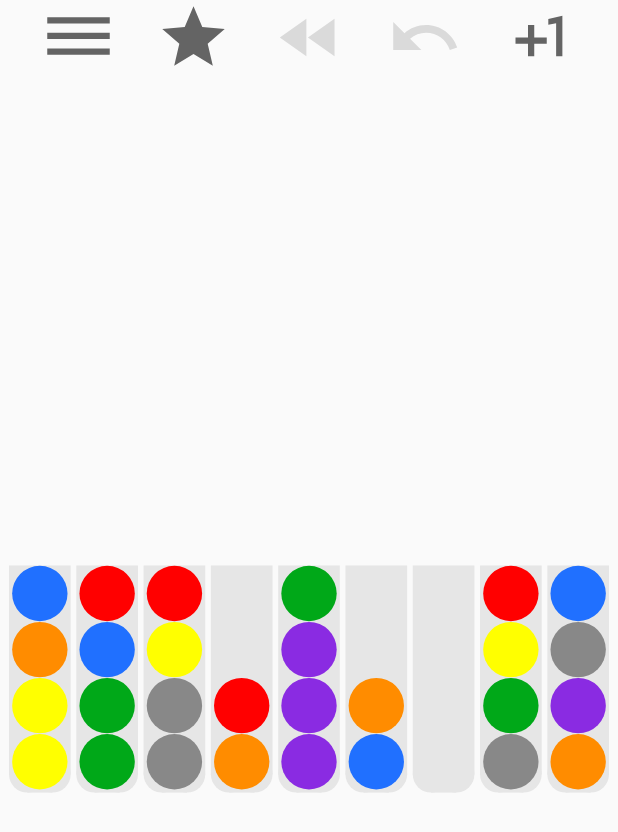
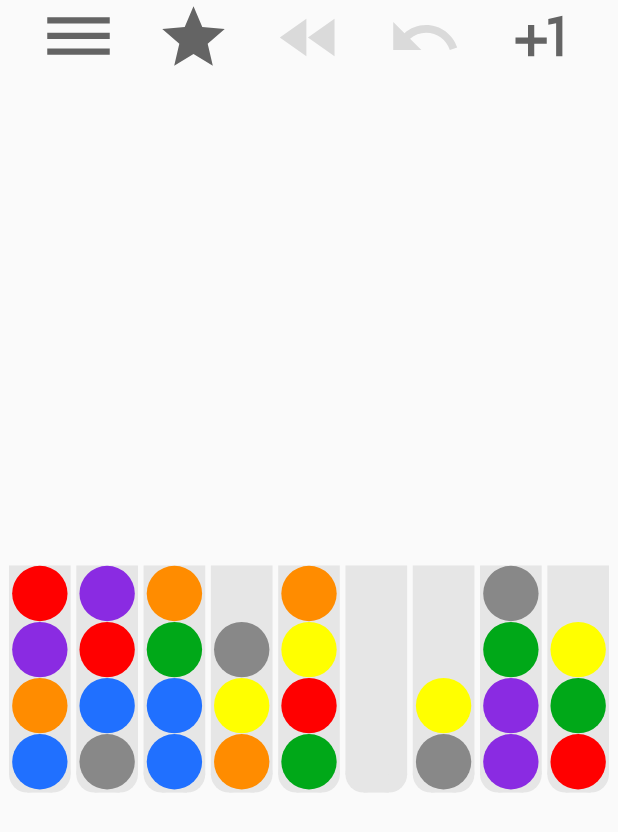
Before and after one commit to Heiko-Zelt/ballakotlin2, an Android app: the screen it shows after launch (MainActivity), on a phone screen of 412 x 824 dp. Shown: the top 832 px of the screen. Run offline under Robolectric (Android 15) with nearby library versions, the phone set to English and light mode, and no system bars.

Commit message:
optimized shuffle of balls

```diff
--- a/app/src/main/java/de/heikozelt/ballakotlin2/MainActivity.kt
+++ b/app/src/main/java/de/heikozelt/ballakotlin2/MainActivity.kt
@@ -5,7 +5,6 @@ import android.content.Intent
 import android.os.Bundle
 import android.util.Log
 import android.view.View
-import android.widget.ImageView
 import android.widget.Toast
 import androidx.appcompat.app.AppCompatActivity
 import de.heikozelt.ballakotlin2.model.GameState1Up
@@ -96,6 +95,33 @@ class MainActivity : AppCompatActivity(), GameStateListenerInterface {
             enableCheat(allowed)
         }
 
+        findViewById<View?>(R.id.btn_burger_menu)?.setOnClickListener() {
+            Log.i(TAG, "user clicked on menu button")
+            Intent(this, SettingsActivity::class.java).also {
+                startActivity(it)
+            }
+        }
+
+        findViewById<View?>(R.id.btn_new_game)?.setOnClickListener() {
+            Log.i(TAG, "user clicked on new game button")
+            gameState1Up?.actionNewGame()
+        }
+
+        findViewById<View?>(R.id.btn_reset_game)?.setOnClickListener() {
+            Log.i(TAG, "user clicked on reset game button")
+            gameState1Up?.actionResetGame()
+        }
+
+        findViewById<View?>(R.id.btn_undo)?.setOnClickListener() {
+            Log.i(TAG, "user clicked on undo button")
+            gameState1Up?.actionUndo()
+        }
+
+        findViewById<View?>(R.id.btn_plus_one)?.setOnClickListener() {
+            Log.i(TAG, "user clicked on cheat button")
+            gameState1Up?.actionCheat()
+        }
+
         Log.i(TAG, "invalidating / redrawing view")
         v?.invalidate()
     }
@@ -156,7 +182,7 @@ class MainActivity : AppCompatActivity(), GameStateListenerInterface {
      * called after new game, reset or cheat button clicked
      */
     override fun redraw() {
-        Log.i(MainActivity.TAG, "redraw()")
+        Log.i(TAG, "redraw()")
         val v = getMyDrawView()
         // Todo: Animationen stoppen!
         // falls sich die Ausdehnung des Spielfeldes geaendert hat
@@ -202,54 +228,12 @@ class MainActivity : AppCompatActivity(), GameStateListenerInterface {
     }
 
     /**
-     * User clicked on menu button
-     */
-    fun onMenuKlicked(vi: View) {
-        Log.i(TAG, "user clicked on menu button")
-        Intent(this, SettingsActivity::class.java).also {
-            startActivity(it)
-        }
-    }
-
-    /**
-     * User clicked on new game button
-     */
-    fun onNewGameKlicked(vi: View) {
-        Log.i(TAG, "user clicked on new game button")
-        gameState1Up?.actionNewGame()
-    }
-
-    /**
-     * User clicked on new game button
-     */
-    fun onResetGameKlicked(vi: View) {
-        Log.i(TAG, "user clicked on reset game button")
-        gameState1Up?.actionResetGame()
-    }
-
-    /**
-     * User clicked on undo button
-     */
-    fun onUndoKlicked(vi: View) {
-        Log.i(TAG, "user clicked on undo button")
-        gameState1Up?.actionUndo()
-    }
-
-    /**
-     * User clicked on new game button
-     */
-    fun onCheatKlicked(vi: View) {
-        Log.i(TAG, "user clicked on cheat button")
-        gameState1Up?.actionCheat()
-    }
-
-    /**
      * Methode von GameStateListenerInterface geerbt
      */
     override fun enableUndoAndReset(enabled: Boolean) {
         Log.i(TAG, "enableUndoAndReset(${enabled})")
-        enableView(R.id.undo, enabled)
-        enableView(R.id.reset_game, enabled)
+        enableView(R.id.btn_undo, enabled)
+        enableView(R.id.btn_reset_game, enabled)
     }
 
     /**
@@ -257,7 +241,7 @@ class MainActivity : AppCompatActivity(), GameStateListenerInterface {
      */
     override fun enableCheat(enabled: Boolean) {
         Log.i(TAG, "enableCheat(${enabled})")
-        enableView(R.id.plus_one, enabled)
+        enableView(R.id.btn_plus_one, enabled)
     }
 
     /**
--- a/app/src/main/java/de/heikozelt/ballakotlin2/model/AnotherJury.kt
+++ b/app/src/main/java/de/heikozelt/ballakotlin2/model/AnotherJury.kt
@@ -9,27 +9,36 @@ class AnotherJury(gs: GameState): NeutralJury(gs) {
      * @return niedrige Zahl: schlecht, hoche Zahl: gut
      */
     override fun rateBackwardMove(move: Move): Int {
-        // Log.d('move ' + JSON.stringify(move))
-
+        Log.d(TAG,"rateBackwardMove(${move.from} --> ${move.to})")
         var rating = 1
-
-        Log.d(TAG,"possible move: ${move.from} --> ${move.to}")
-
         if(gs.tubes[move.to].isEmpty()) {
             Log.d(TAG,"Zug in leere Röhre ist sehr gut")
-            rating = 41
+            rating = gs.tubeHeight * FACTOR_EMPTY
         } else if((gs.tubes[move.to].fillLevel >= 1) && gs.isSameColor(move.from, move.to)) {
             Log.d(TAG,"Zug auf einen Ball in gleicher Farbe von einer Säule in gleicher Farbe ist auch sehr gut")
-            rating = gs.tubes[move.to].countTopBallsWithSameColor() * 12 + gs.tubes[move.from].countTopBallsWithSameColor() * 12
+            rating = gs.tubes[move.to].countTopBallsWithSameColor() * FACTOR_SAME + gs.tubes[move.from].countTopBallsWithSameColor() * FACTOR_SAME
+
+            // kein Eintraege in Move-Log!
+            if(gs.moveLog.isNotEmpty()) {
+                if (gs.moveLog.last() == move) {
+                    Log.d(TAG, "Twice-Booster")
+                    rating += gs.tubeHeight * FACTOR_TWICE
+                }
+            }
         } else if(gs.tubes[move.to].countTopBallsWithSameColor() == 1) {
-            if(gs.tubes[move.to].cells[0] != gs.tubes[move.from].colorOfTopmostBall()) {
+            Log.d(TAG,"oberer Ball ist einzelner")
+            if(gs.tubes[move.to].colorOfTopmostBall() != gs.tubes[move.from].colorOfTopmostBall()) {
                 Log.d(TAG,"Zug auf einzelnen Ball einer anderen Farbe ist auch sehr gut")
                 // je höher der Stapel gleichfarbiger Bälle in der Quell-Röhre desto besser
                 // je niedriger der Füllstand der Ziel-Röhre, desto besser
-                rating = gs.tubes[move.from].countTopBallsWithSameColor() * 4 + gs.tubes[move.to].freeCells() * 4
+                rating = gs.tubes[move.from].countTopBallsWithSameColor() * FACTOR_ONE + gs.tubes[move.to].freeCells() * FACTOR_ONE
+            } else {
+                Log.e(TAG,"kann nicht vorkommen")
             }
         }  else {
-            Log.d(TAG, "langweiliger Zug")
+            // Es gibt schlechte und sehr schlechte Züge
+            rating = gs.tubeHeight - gs.tubes[move.to].countTopBallsWithSameColor()
+            Log.d(TAG, "schlechter Zug")
         }
         Log.d(TAG,"rating=${rating}")
         return rating
@@ -37,5 +46,21 @@ class AnotherJury(gs: GameState): NeutralJury(gs) {
 
     companion object {
         private const val TAG = "balla.AnotherJury"
+
+        const val FACTOR_SAME = 4
+        const val FACTOR_TWICE = 2
+        const val FACTOR_ONE = 2
+        const val FACTOR_EMPTY = 4
+        /*
+        const val FACTOR_SAME = 12
+        const val FACTOR_ONE = 4
+        const val FACTOR_EMPTY = 10
+        */
+
+        /*
+        const val FACTOR_SAME = 1200
+        const val FACTOR_ONE = 400
+        const val FACTOR_EMPTY = 1000
+        */
     }
 }
--- a/app/src/main/java/de/heikozelt/ballakotlin2/model/GameState.kt
+++ b/app/src/main/java/de/heikozelt/ballakotlin2/model/GameState.kt
@@ -8,40 +8,42 @@ import kotlin.random.Random
  * Represents the State of the game.
  * All balls are placed in tubes.
  */
-class GameState(val numberOfColors: Int, var numberOfExtraTubes: Int, val tubeHeight: Int ) {
+class GameState(val numberOfColors: Int, var numberOfExtraTubes: Int, val tubeHeight: Int) {
 
     var numberOfTubes = numberOfColors + numberOfExtraTubes
-    var tubes = MutableList(numberOfTubes){Tube(tubeHeight)}
+    var tubes = MutableList(numberOfTubes) { Tube(tubeHeight) }
     var moveLog = mutableListOf<Move>()
     private var jury: NeutralJury? = null
 
     init {
-        Log.i(TAG, "init")
+        Log.i(TAG, "init: numberOfColors: ${numberOfColors}, numberOfExtraTubes: ${numberOfExtraTubes}, tubeHeight: ${tubeHeight}")
     }
 
     /**
     fun toJson(): String {
-        Json
-        return Gson().toJson(this)
+    Json
+    return Gson().toJson(this)
     }
-    */
+     */
 
     /**
      * Füllt die Röhren mit Bällen, wie wenn Spiel fertig ist.
      * Beispiel:
+     * <pre>
      * 1 2 3 0 0
      * 1 2 3 0 0
      * 1 2 3 0 0
+     * </pre>
      */
     fun initTubes() {
         Log.i(TAG, "initTubes()")
         // tubes filled with balls of same color
-        for(i in 0 until numberOfColors) {
+        for (i in 0 until numberOfColors) {
             val initialColor = i + 1
             tubes[i] = Tube(tubeHeight)
             tubes[i].fillWithOneColor(initialColor)
         }
-        for(i in numberOfColors until numberOfTubes) {
+        for (i in numberOfColors until numberOfTubes) {
             tubes[i] = Tube(tubeHeight)
             // empty tube, no color (is default after Array creation).
         }
@@ -110,7 +112,7 @@ class GameState(val numberOfColors: Int, var numberOfExtraTubes: Int, val tubeHe
      */
     fun mixTubes() {
         Log.i(TAG, "mixTubes()")
-        for(c in 0 until (numberOfTubes * 3)) {
+        for (c in 0 until (numberOfTubes * 3)) {
             val i = Random.nextInt(numberOfTubes)
             val j = Random.nextInt(numberOfTubes)
             swapTubes(i, j)
@@ -142,7 +144,7 @@ class GameState(val numberOfColors: Int, var numberOfExtraTubes: Int, val tubeHe
     fun moveBallAndLog(move: Move) {
         // Es ist kein echter Spielzug,
         // wenn Quelle und Ziel gleich sind.
-        if(move.to != move.from) {
+        if (move.to != move.from) {
             moveBall(move)
             moveLog.add(move)
             //Log.i("moveLog: ${Gson.toJson(moveLog)}")
@@ -164,28 +166,32 @@ class GameState(val numberOfColors: Int, var numberOfExtraTubes: Int, val tubeHe
      * gets last move. trivial.
 
     fun getLastMove(): Move? {
-        return moveLog.last()
+    return moveLog.last()
     }
      */
 
-    // kompliziertes Regelwerk
+    /**
+     * Testet, ob ein Spielzug erlaubt ist.
+     * kompliziertes Regelwerk
+     */
     fun isMoveAllowed(from: Int, to: Int): Boolean {
         Log.i(TAG, "isMoveAllowd(from=${from}, to=${to})")
 
         // kann keinen Ball aus leerer Röhre nehmen
-        if(tubes[from].isEmpty()) {
+        if (tubes[from].isEmpty()) {
             return false
         }
-        // sonst geht's immer, wenn Quelle und Ziel gleich sind
-        if(to == from) {
+        // wenn Quelle und Ziel gleich sind, geht's immer.
+        // sinnloser Zug.
+        if (to == from) {
             return true
         }
         // Ziel-Tube ist voll
-        if(tubes[to].isFull()) {
+        if (tubes[to].isFull()) {
             return false
         }
         // oberster Ball hat selbe Farbe oder Ziel-Röhre ist leer
-        if(tubes[to].isEmpty() || isSameColor(from, to)) {
+        if (tubes[to].isEmpty() || isSameColor(from, to)) {
             return true
         }
         return false
@@ -204,16 +210,19 @@ class GameState(val numberOfColors: Int, var numberOfExtraTubes: Int, val tubeHe
      * liefert eine Liste mit allen möglichen Zügen,
      * wenn das Spiel rückwärts gespielt wird.
      * ausgenommen ist der letzte Zug rückwärts (hin und her macht wenig Sinn)
+     * und ausgenommen ist vom Boden einer Röhre zum Boden einer anderen Röhre
      */
     fun allPossibleBackwardMoves(lastMove: Move?): List<Move> {
         val allMoves = mutableListOf<Move>()
-        for(from in 0 until numberOfTubes) {
-            if(tubes[from].isReverseDonorCandidate()) {
-                for(to in 0 until numberOfTubes) {
-                    if(tubes[to].isReverseReceiverCandidate()) {
-                        if(from != to) {
+        for (from in 0 until numberOfTubes) {
+            if (tubes[from].isReverseDonorCandidate()) {
+                for (to in 0 until numberOfTubes) {
+                    if (tubes[to].isReverseReceiverCandidate()) {
+                        if (from != to) {
                             val move = Move(from, to)
-                            if(move.backwards() != lastMove) {
+                            // nicht hin-und-her und
+                            // nicht von Boden zu Boden
+                            if ((move.backwards() != lastMove) && !((tubes[from].fillLevel == 1) and (tubes[to].isEmpty()))) {
                                 allMoves.add(move)
                             }
                         }
@@ -224,53 +233,165 @@ class GameState(val numberOfColors: Int, var numberOfExtraTubes: Int, val tubeHe
         return allMoves
     }
 
+    /**
+     * "static" method
+     * Ein Move wird mehrmals einer Liste hinzugefügt.
+     * @param a Liste
+     * @param m Move
+     * @param number Anzahl der Referenzen, die der Liste hinzugefügt werden.
+     */
     fun multiPush(a: MutableList<Move>, m: Move, number: Int) {
         for (i in 0 until number) {
             a.add(m)
         }
     }
 
-    /**
+    /*
      * Bewertet alle Rückwärts-Züge und gibt entsprechende Anzahl Lose in die Urne.
-     */
     fun lottery(allMoves: List<Move>): List<Move> {
-        val lots = mutableListOf<Move>()
+        val goodLots = mutableListOf<Move>()
+        val badLots = mutableListOf<Move>()
         val j = jury
-        if(j != null) {
+        if (j != null) {
             for (move in allMoves) {
                 val rate = j.rateBackwardMove(move)
                 //Log.i("rate: ${rate}")
-                multiPush(lots, move, rate)
+                if (rate == 0) {
+                    multiPush(badLots, move, 1)
+                } else {
+                    multiPush(goodLots, move, rate)
+                }
             }
         }
         return lots
+    }
+     */
+
+    /*
+     * Berechnet den Durchschitt einer Liste ganzer Zahlen
+     * @return Durchschnitt
+     * Methode gibt es schon
+    fun calculateAverage(ints: List<Int>): Float {
+        var sum = 0
+        for(rate in ints) {
+            sum += rate
+        }
+        return sum / ints.size.toFloat()
+    }
+     */
+
+    /**
+     * Prueft, ob alle ganze Zahlen in einer Liste gleich sind.
+     * In Java waere es eine static-Methode.
+     * In Kotlin koennte man sie als Package-Methode oder als Companion-Objekt-Methode implementieren.
+     * Beides erzeugt im Byte-Code zusaetzliche Java-Klassen.
+     * @return true, wenn alle gleich sind
+     */
+    fun areEqual(ints: List<Int>): Boolean {
+        val firstRate = ints[0]
+        for(rate in ints) {
+            if(rate != firstRate) {
+                return false
+            }
+        }
+        return true
     }
 
     /**
      * plays game backwards with many moves
      */
+    // Todo: auch bei schlechten Zügen, gibt es Unterschiede. Mehr oder weniger schlechte Züge.
     fun randomizeBalls() {
         var lastMove: Move? = null
         val maxMoves = numberOfTubes * tubeHeight * 3
-        var i = 0
+        var executedMoveIndex = 0
         do {
+            dump()
             val possibleMoves = allPossibleBackwardMoves(lastMove)
             //Log.i(_TAG, "i: ${i}, possibleMoves: ${Gson().toJson(possibleMoves)}")
+
+            // Kein Zug mehr möglich ist ein Abbruch-Kriterium
             if (possibleMoves.isEmpty()) {
                 break
             }
-            val lotty = lottery(possibleMoves)
-            if (lotty.isEmpty()) {
-                break
+
+            // Alle möglichen Züge bewerten lassen und Bewertungen merken
+            val ratings = mutableListOf<Int>()
+            val j = jury
+            if (j != null) {
+                for (move in possibleMoves) {
+                    ratings.add(j.rateBackwardMove(move))
+                }
             }
-            //Log.i(_TAG, "{i}: , lottery: ${Gson().toJson(lotty)}")
-            val move = lotty.random()
-            Log.i(TAG,"=======> selected move: ${move.from} --> ${move.to}")
-            moveBall(move)
-            lastMove = move
-            i++
-        } while(i < maxMoves)
-        Log.i(TAG, "randomize finished with number of backward moves: ${i}")
+
+            var candidateMoves: List<Move>
+            var candidateRates: List<Int>
+            // wurden alle möglichen Züge gleich bewertet?
+            if(areEqual(ratings)) { // ja, alle gleich, z.B. am Anfang
+                // alle gleich berücksichtigen
+                candidateMoves = possibleMoves
+                candidateRates = ratings
+            } else { // nein, unterschiedlich
+                val average = ratings.average()
+                // Nur die Züge auswählen, die überdurchschnittlich sind
+                candidateMoves = mutableListOf<Move>()
+                candidateRates = mutableListOf<Int>()
+                for(i in 0 until possibleMoves.size) {
+                    if(ratings[i] > average) {
+                        Log.d(TAG, "#${i} ${possibleMoves[i].from}-->${possibleMoves[i].to} rating=${ratings[i]} add")
+                        candidateMoves.add(possibleMoves[i])
+                        candidateRates.add(ratings[i])
+                    } else {
+                        Log.d(TAG, "#${i} ${possibleMoves[i].from}-->${possibleMoves[i].to} rating=${ratings[i]} ignore")
+                    }
+                }
+            }
+
+            // Die Anzahl Lose richtet sich nach der jeweiligen Bewertung
+            val lots = mutableListOf<Move>()
+            for(i in 0 until candidateMoves.size) {
+                multiPush(lots, candidateMoves[i], candidateRates[i])
+            }
+
+            val selectedMove = lots.random()
+
+            Log.i(TAG, "=======> selected move #${executedMoveIndex}: ${selectedMove.from} --> ${selectedMove.to}")
+            moveBallAndLog(selectedMove)
+            lastMove = selectedMove
+            executedMoveIndex++
+        } while (executedMoveIndex < maxMoves)
+        // log wieder leeren, bevor das Spiel beginnt
+        moveLog = mutableListOf<Move>()
+        Log.i(TAG, "randomize finished with number of backward moves: ${executedMoveIndex}")
+    }
+
+    /**
+     * logt aktuellen Spielstatus
+     * Beispiel:
+     * 1 2 3 _ _
+     * 1 2 3 _ _
+     * 1 2 3 _ _
+     */
+    fun dump() {
+        for(row in (tubeHeight - 1) downTo 0) {
+            var line = colorToString(tubes[0].cells[row])
+            for (col in 1 until numberOfTubes) {
+                val color = tubes[col].cells[row]
+                line += " ${colorToString(color)}"
+            }
+            Log.d(TAG, line)
+        }
+    }
+
+    /**
+     * wandelt 0 in "_", 1 in "1", 2 in "2", etc...
+     */
+    fun colorToString(color: Int): String {
+        return if(color == 0) {
+            "_"
+        } else {
+            color.toString()
+        }
     }
 
     companion object {
--- a/app/src/main/res/layout/activity_main.xml
+++ b/app/src/main/res/layout/activity_main.xml
@@ -6,58 +6,54 @@
     android:layout_height="match_parent"
     tools:context=".MainActivity">
 
+    <!-- android:onClick="onMenuKlicked" -->
     <ImageView
-        android:id="@+id/burger_menu"
+        android:id="@+id/btn_burger_menu"
         android:layout_width="50dp"
         android:layout_height="50dp"
-        android:onClick="onMenuKlicked"
         app:layout_constraintBottom_toTopOf="@id/myDrawView"
         app:layout_constraintLeft_toLeftOf="parent"
-        app:layout_constraintRight_toLeftOf="@id/new_game"
+        app:layout_constraintRight_toLeftOf="@id/btn_new_game"
         app:layout_constraintTop_toTopOf="parent"
         app:srcCompat="@drawable/burger_menu" />
 
     <ImageView
-        android:id="@+id/new_game"
+        android:id="@+id/btn_new_game"
         android:layout_width="50dp"
         android:layout_height="50dp"
-        android:onClick="onNewGameKlicked"
         app:layout_constraintBottom_toTopOf="@id/myDrawView"
-        app:layout_constraintLeft_toRightOf="@id/burger_menu"
-        app:layout_constraintRight_toLeftOf="@id/reset_game"
+        app:layout_constraintLeft_toRightOf="@id/btn_burger_menu"
+        app:layout_constraintRight_toLeftOf="@id/btn_reset_game"
         app:layout_constraintTop_toTopOf="parent"
         app:srcCompat="@drawable/new_game" />
 
     <ImageView
-        android:id="@+id/reset_game"
+        android:id="@+id/btn_reset_game"
         android:layout_width="50dp"
         android:layout_height="50dp"
-        android:onClick="onResetGameKlicked"
         app:layout_constraintBottom_toTopOf="@id/myDrawView"
-        app:layout_constraintLeft_toRightOf="@id/new_game"
-        app:layout_constraintRight_toLeftOf="@id/undo"
+        app:layout_constraintLeft_toRightOf="@id/btn_new_game"
+        app:layout_constraintRight_toLeftOf="@id/btn_undo"
         app:layout_constraintTop_toTopOf="parent"
         app:srcCompat="@drawable/reset_game" />
 
     <ImageView
-        android:id="@+id/undo"
+        android:id="@+id/btn_undo"
         android:layout_width="50dp"
         android:layout_height="50dp"
         android:alpha="0.5"
-        android:onClick="onUndoKlicked"
         app:layout_constraintBottom_toTopOf="@id/myDrawView"
-        app:layout_constraintLeft_toRightOf="@id/reset_game"
-        app:layout_constraintRight_toLeftOf="@id/plus_one"
+        app:layout_constraintLeft_toRightOf="@id/btn_reset_game"
+        app:layout_constraintRight_toLeftOf="@id/btn_plus_one"
         app:layout_constraintTop_toTopOf="parent"
         app:srcCompat="@drawable/undo" />
 
     <ImageView
-        android:id="@+id/plus_one"
+        android:id="@+id/btn_plus_one"
         android:layout_width="50dp"
         android:layout_height="50dp"
-        android:onClick="onCheatKlicked"
         app:layout_constraintBottom_toTopOf="@id/myDrawView"
-        app:layout_constraintLeft_toRightOf="@id/undo"
+        app:layout_constraintLeft_toRightOf="@id/btn_undo"
         app:layout_constraintRight_toRightOf="parent"
         app:layout_constraintTop_toTopOf="parent"
         app:srcCompat="@drawable/plus_one" />
@@ -72,6 +68,6 @@
         app:layout_constraintBottom_toBottomOf="parent"
         app:layout_constraintLeft_toLeftOf="parent"
         app:layout_constraintRight_toRightOf="parent"
-        app:layout_constraintTop_toBottomOf="@id/burger_menu" />
+        app:layout_constraintTop_toBottomOf="@id/btn_burger_menu" />
 
 </androidx.constraintlayout.widget.ConstraintLayout>
```
Also changed, not shown: app/src/main/java/de/heikozelt/ballakotlin2/SettingsActivity.kt (+33 -43 lines), app/src/main/res/layout/activity_settings.xml (+20 -23 lines), gradle/wrapper/gradle-wrapper.properties, 3 other files.
